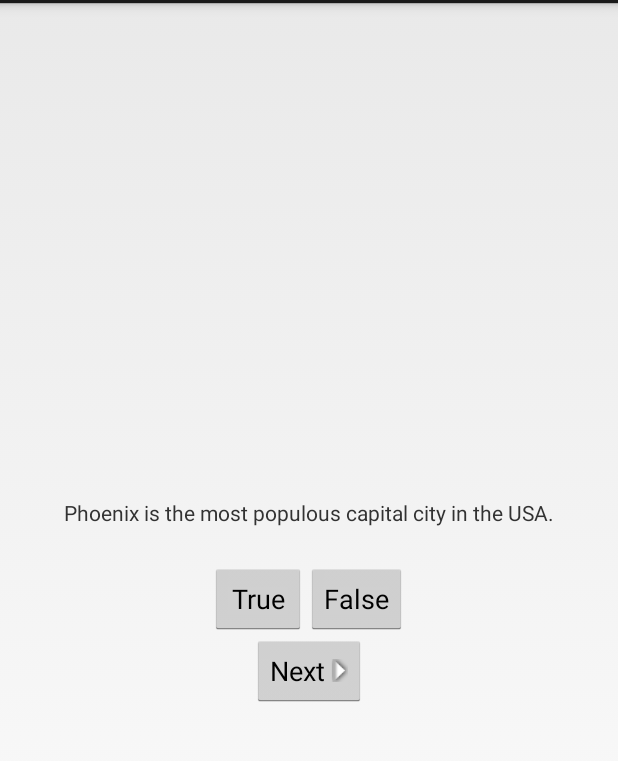
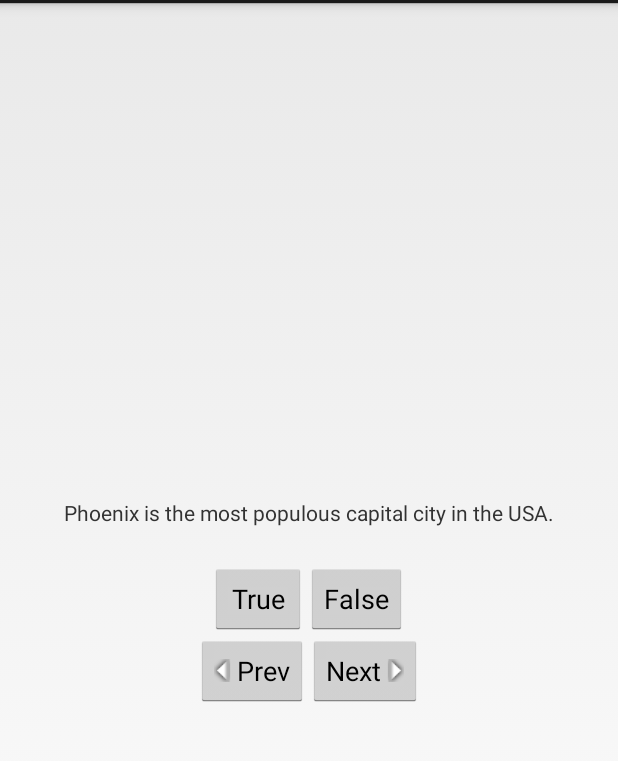
Before and after one commit to kyleofori/GeoQuiz, an Android app: the screen it shows after launch (QuizActivity), on a phone screen of 412 x 824 dp, the part 69-830 px from its top. Run offline under Robolectric (Android 15) with nearby library versions, the phone set to English and light mode, and no system bars.

Commit message:
Adding previous button

```diff
--- a/app/src/main/java/com/detroitlabs/kyleofori/geoquiz/QuizActivity.java
+++ b/app/src/main/java/com/detroitlabs/kyleofori/geoquiz/QuizActivity.java
@@ -14,6 +14,7 @@ public class QuizActivity extends Activity {
     private Button mTrueButton;
     private Button mFalseButton;
     private Button mNextButton;
+    private Button mPreviousButton;
     private TextView mQuestionTextView;
 
     private TrueFalse[] mQuestionBank = new TrueFalse[] {
@@ -86,6 +87,14 @@ public class QuizActivity extends Activity {
 
         updateQuestion();
 
+        mPreviousButton = (Button)findViewById(R.id.previous_button);
+        mPreviousButton.setOnClickListener(new View.OnClickListener() {
+            @Override
+        public void onClick(View view) {
+                mCurrentIndex = (mCurrentIndex - 1) % mQuestionBank.length;
+                updateQuestion();
+            }
+        });
 
     }
 
--- a/app/src/main/res/layout/activity_quiz.xml
+++ b/app/src/main/res/layout/activity_quiz.xml
@@ -30,12 +30,27 @@
 
     </LinearLayout>
 
-    <Button
-        android:id="@+id/next_button"
+    <LinearLayout
         android:layout_width="wrap_content"
         android:layout_height="wrap_content"
-        android:text="@string/next_button"
-        android:drawableRight="@drawable/arrow_right"
-        android:drawablePadding="4dp"/>
+        android:orientation="horizontal">
+
+        <Button
+            android:id="@+id/previous_button"
+            android:layout_width="wrap_content"
+            android:layout_height="wrap_content"
+            android:text="@string/previous_button"
+            android:drawableLeft="@drawable/arrow_left"
+            android:drawablePadding="4dp"/>
+
+        <Button
+            android:id="@+id/next_button"
+            android:layout_width="wrap_content"
+            android:layout_height="wrap_content"
+            android:text="@string/next_button"
+            android:drawableRight="@drawable/arrow_right"
+            android:drawablePadding="4dp"/>
+
+    </LinearLayout>
 
 </LinearLayout>
--- a/app/src/main/res/values/strings.xml
+++ b/app/src/main/res/values/strings.xml
@@ -12,5 +12,6 @@
     <string name="correct_toast">Correct!</string>
     <string name="incorrect_toast">Incorrect.</string>
     <string name="next_button">Next</string>
+    <string name="previous_button">Prev</string>
 
 </resources>
```
